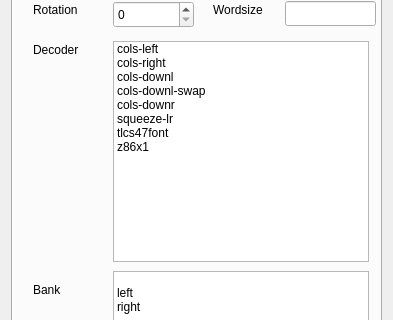
This is romdecodedialog.ui in travisgoodspeed/maskromtool as Qt 5 draws it before an edit; both pictures show x 0 to 393 and y 106 to 426 of the 393 by 553 pixel window. The edited form follows.
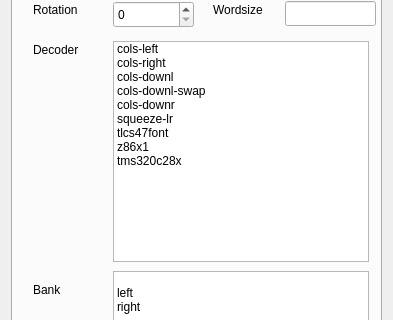
This is the edited form.

```diff
--- a/romdecodedialog.ui
+++ b/romdecodedialog.ui
@@ -153,6 +153,11 @@
          <string>z86x1</string>
         </property>
        </item>
+       <item>
+        <property name="text">
+         <string>tms320c28x</string>
+        </property>
+       </item>
       </widget>
       <widget class="QCheckBox" name="checkZorrom">
        <property name="geometry">
```
